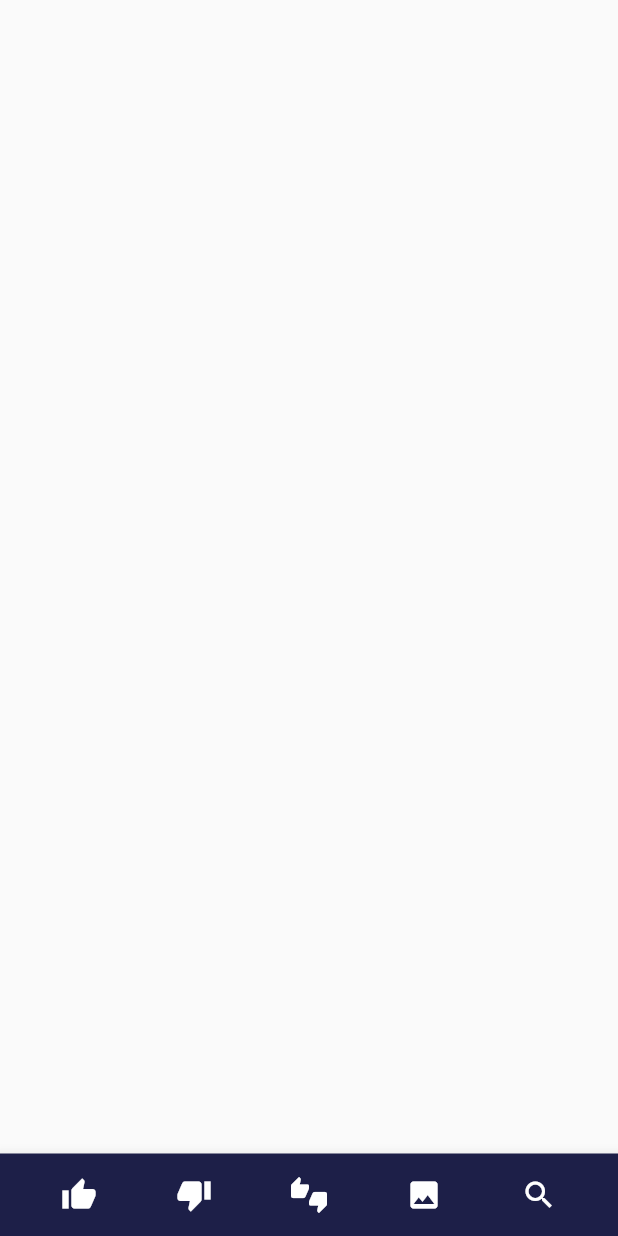
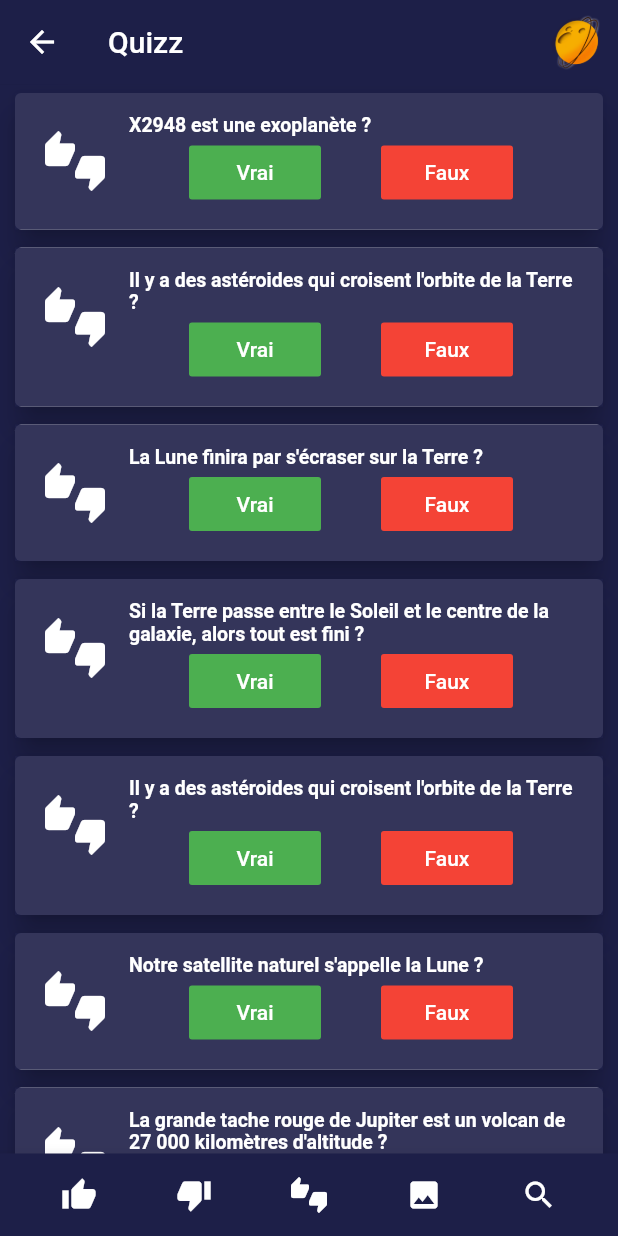
Before and after one commit to Brukols/Newspacepers, a Flutter app: the screen it shows after launch, item 3 of the bottom bar chosen, on a phone screen of 412 x 824 dp. Run offline on Flutter 3.47's test engine with Material 2 defaults, Android fonts, the phone set to English and light mode, and no system bars; our stand-ins replace transparent_image, webview_flutter; missing offline and left inert: flappy_search_bar, rounded_floating_app_bar, webfeed; network calls fail; Roboto replaces fonts that are missing (Raleway).

Commit message:
Add finished quizz

```diff
--- a/epi_space/lib/quizz/quizz.dart
+++ b/epi_space/lib/quizz/quizz.dart
@@ -5,7 +5,34 @@ import 'package:epi_space/ImageDayRoute/ImageDayRoute.dart';
 import 'package:epi_space/SearchImages/SearchImagesRoute.dart';
 import 'package:flutter/material.dart';
 
-class Quizz extends StatelessWidget {
+class QuestionQuizz {
+  String question;
+  bool answer;
+  IconData icon;
+  Color color;
+
+  QuestionQuizz(
+      {this.question, this.answer, this.icon, this.color});
+}
+
+class Quizz extends StatefulWidget {
+  Quizz({Key key, this.title}) : super(key: key);
+
+  final String title;
+
+  @override
+  _ListQuizzState createState() => _ListQuizzState();
+}
+
+class _ListQuizzState extends State<Quizz> {
+  List quizz_list;
+
+  @override
+  void initState() {
+    quizz_list = getQuizz();
+    super.initState();
+  }
+
   @override
   Widget build(BuildContext context) {
     final makeBottom = Container(
@@ -29,7 +56,8 @@ class Quizz extends StatelessWidget {
               onPressed: () {
                 Navigator.push(
                   context,
-                  MaterialPageRoute(builder: (context) => ListPage(title:"Fake News")),
+                  MaterialPageRoute(
+                      builder: (context) => ListPage(title: "Fake News")),
                 );
               },
             ),
@@ -43,7 +71,8 @@ class Quizz extends StatelessWidget {
                 Navigator.push(
                   context,
                   MaterialPageRoute(builder: (context) => ImageDayRoute()),
-                );},
+                );
+              },
             ),
             IconButton(
               icon: Icon(Icons.search, color: Colors.white),
@@ -59,11 +88,166 @@ class Quizz extends StatelessWidget {
       ),
     );
 
+    final topAppBar = AppBar(
+      elevation: 0.1,
+      backgroundColor: Color.fromRGBO(29, 31, 72, 1.0),
+      title: Text("Quizz"),
+      actions: <Widget>[
+        Image(
+            image: AssetImage("assets/icon/logo.png")
+        )
+      ],
+    );
+
+    ListTile makeListTile(QuestionQuizz question) => ListTile(
+      contentPadding:
+      EdgeInsets.symmetric(horizontal: 20.0, vertical: 10.0),
+      dense : true,
+      leading: Icon(question.icon, color: question.color, size: 40.0),
+      title: Text(
+        question.question,
+        style: TextStyle(color: Colors.white, fontWeight: FontWeight.bold),
+      ),
+      subtitle: Container(
+        child: Row(
+          mainAxisAlignment: MainAxisAlignment.spaceEvenly,
+          children : <Widget>[
+              FlatButton(
+                color: Colors.green,
+                textColor: Colors.white,
+                disabledColor: Colors.grey,
+                disabledTextColor: Colors.black,
+                padding: EdgeInsets.all(8.0),
+                splashColor:Colors.greenAccent,
+                  child: Text("Vrai"),
+                onPressed: () {
+                  setState(() {
+                    if (question.answer == true) {
+                      question.icon = Icons.thumb_up;
+                      question.color = Colors.green;
+                    } else {
+                      question.icon = Icons.thumb_down;
+                      question.color = Colors.red;
+                    }
+                  });
+                },
+              ),
+              FlatButton(
+                color: Colors.red,
+                textColor: Colors.white,
+                disabledColor: Colors.grey,
+                disabledTextColor: Colors.black,
+                padding: EdgeInsets.all(8.0),
+                splashColor:Colors.deepOrangeAccent,
+                child: Text("Faux"),
+                onPressed: () {
+                  setState(() {
+                    if (question.answer == false) {
+                      question.icon = Icons.thumb_up;
+                      question.color = Colors.green;
+                    } else {
+                      question.icon = Icons.thumb_down;
+                      question.color = Colors.red;
+                    }
+                  });
+                },
+              ),
+            ],
+        ),
+      ),
+    );
+
+    Card makeCardQuestion(QuestionQuizz question) => Card(
+      elevation: 8.0,
+      margin: new EdgeInsets.symmetric(horizontal: 10.0, vertical: 6.0),
+      child: Container(
+        decoration: BoxDecoration(color: Color.fromRGBO(29, 31, 72, 0.9)),
+        child: makeListTile(question),
+      ),
+    );
+
+    final makeBodyQuizz = Container(
+      //decoration: BoxDecoration(color: Color.fromRGBO(58, 66, 86, 1.0)),
+      child: ListView.builder(
+        scrollDirection: Axis.vertical,
+        shrinkWrap: true,
+        itemCount: quizz_list.length,
+        itemBuilder: (BuildContext context, int index) {
+          return makeCardQuestion(quizz_list[index]);
+        },
+      ),
+    );
+
     return Scaffold(
-      body: ListView(
-        children: <Widget>[]
-      ),
+      backgroundColor: Color.fromRGBO(29, 31, 72, 1.0),
+      appBar: topAppBar,
+      body: makeBodyQuizz,
       bottomNavigationBar: makeBottom,
     );
   }
 }
+
+List getQuizz() {
+  return [
+    QuestionQuizz(
+        question: "X2948 est une exoplanète ?",
+        answer: false,
+        icon: Icons.thumbs_up_down,
+        color: Colors.white,
+    ),
+    QuestionQuizz(
+      question: "Il y a des astéroides qui croisent l'orbite de la Terre ?",
+      answer: true,
+      icon: Icons.thumbs_up_down,
+      color: Colors.white,
+    ),
+    QuestionQuizz(
+      question: "La Lune finira par s'écraser sur la Terre ?",
+      answer: false,
+      icon: Icons.thumbs_up_down,
+      color: Colors.white,
+    ),
+    QuestionQuizz(
+      question: "Si la Terre passe entre le Soleil et le centre de la galaxie, alors tout est fini ?",
+      answer: false,
+      icon: Icons.thumbs_up_down,
+      color: Colors.white,
+    ),
+    QuestionQuizz(
+      question: "Il y a des astéroides qui croisent l'orbite de la Terre ?",
+      answer: true,
+      icon: Icons.thumbs_up_down,
+      color: Colors.white,
+    ),
+    QuestionQuizz(
+      question: "Notre satellite naturel s'appelle la Lune ?",
+      answer: false,
+      icon: Icons.thumbs_up_down,
+      color: Colors.white,
+    ),
+    QuestionQuizz(
+      question: "La grande tache rouge de Jupiter est un volcan de 27 000 kilomètres d'altitude ?",
+      answer: false,
+      icon: Icons.thumbs_up_down,
+      color: Colors.white,
+    ),
+    QuestionQuizz(
+      question: "Il y a de l'eau sur la Lune ?",
+      answer: true,
+      icon: Icons.thumbs_up_down,
+      color: Colors.white,
+    ),
+    QuestionQuizz(
+      question: "Le Soleil est au milieu de sa vie ?",
+      answer: true,
+      icon: Icons.thumbs_up_down,
+      color: Colors.white,
+    ),
+    QuestionQuizz(
+      question: "Il y a 2 630 satellites actifs en orbite autour de la Terre ?",
+      answer: true,
+      icon: Icons.thumbs_up_down,
+      color: Colors.white,
+    ),
+  ];
+}
```
